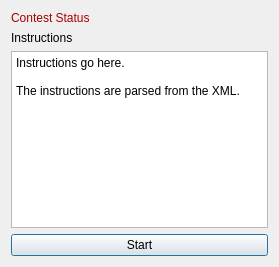
Old version of the form src/client/welcome.ui in the repository trigger-happy/Cerberus.
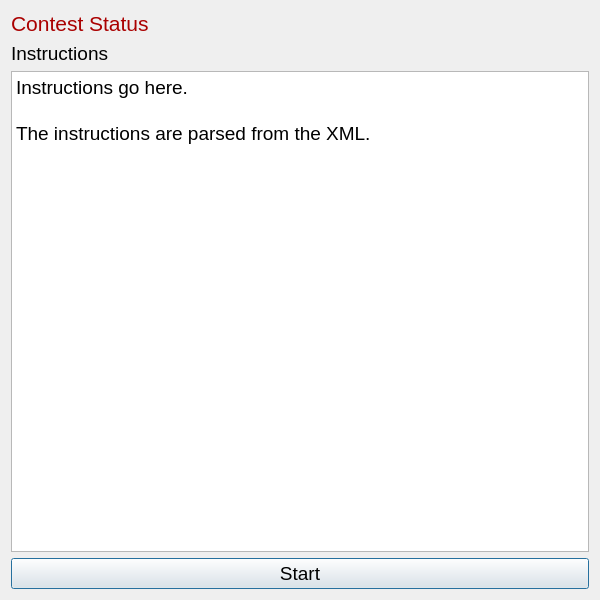
New version of the form.

Commit message: Enlarged all the UIs

Diff of the .ui file:
```diff
--- a/src/client/welcome.ui
+++ b/src/client/welcome.ui
@@ -9,8 +9,8 @@
    <rect>
     <x>0</x>
     <y>0</y>
-    <width>279</width>
-    <height>267</height>
+    <width>600</width>
+    <height>600</height>
    </rect>
   </property>
   <property name="sizePolicy">
@@ -76,6 +76,11 @@
          </disabled>
         </palette>
        </property>
+       <property name="font">
+        <font>
+         <pointsize>16</pointsize>
+        </font>
+       </property>
        <property name="text">
         <string>Contest Status</string>
        </property>
@@ -83,6 +88,11 @@
      </item>
      <item>
       <widget class="QLabel" name="instruction_lbl">
+       <property name="font">
+        <font>
+         <pointsize>14</pointsize>
+        </font>
+       </property>
        <property name="text">
         <string>Instructions</string>
        </property>
@@ -93,6 +103,11 @@
        <property name="enabled">
         <bool>true</bool>
        </property>
+       <property name="font">
+        <font>
+         <pointsize>14</pointsize>
+        </font>
+       </property>
        <property name="readOnly">
         <bool>true</bool>
        </property>
@@ -111,6 +126,11 @@
      </item>
      <item>
       <widget class="QPushButton" name="start_btn">
+       <property name="font">
+        <font>
+         <pointsize>14</pointsize>
+        </font>
+       </property>
        <property name="text">
         <string>Start</string>
        </property>
```
The commit also changes 7 other files.
